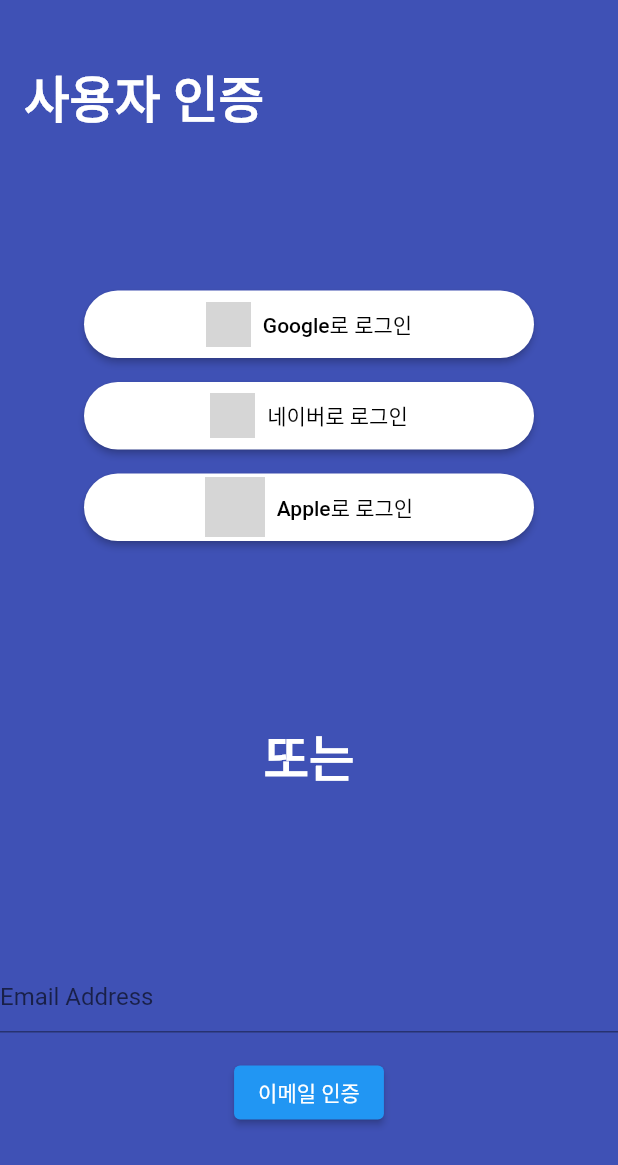
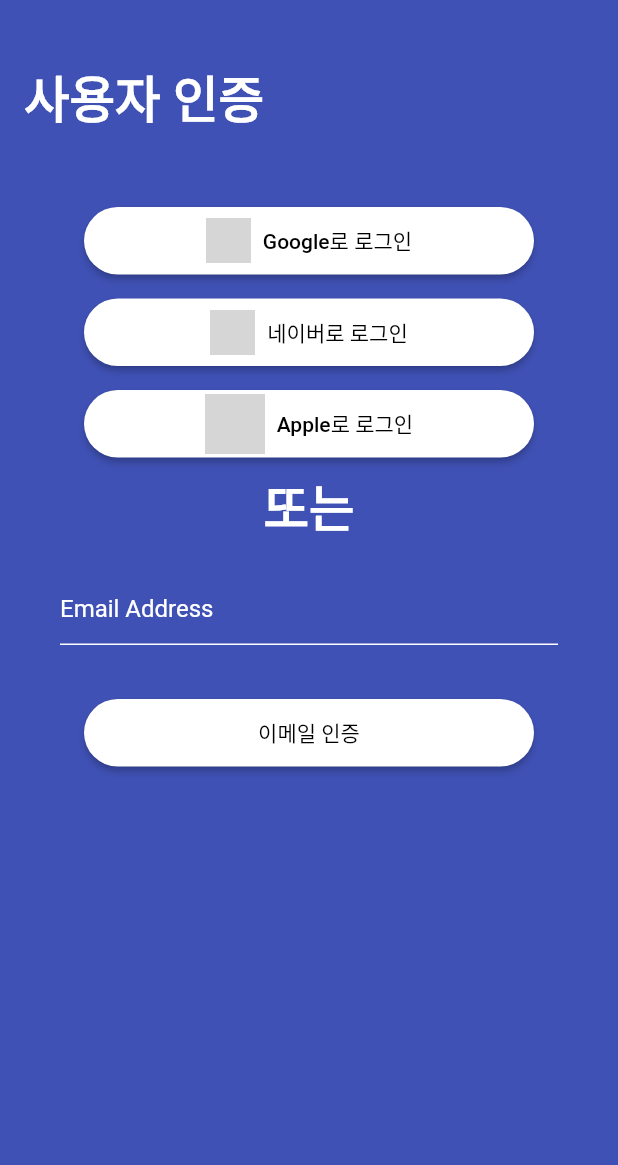
Before and after one commit to jinwoo-nam/Instapay-work, a Flutter app: the screen it shows after launch, on a phone screen of 412 x 824 dp. Shown: the top 1165 px of the screen. Run offline on Flutter 3.47's test engine with Material 2 defaults, Android fonts, the phone set to English and light mode, and no system bars; our stand-ins replace freezed_annotation; missing offline and left inert: qr_code_scanner; generated files the repository leaves out were written again; network calls fail; grey boxes are pictures that could not be loaded.

Commit message:
로그인 화면  - 로그인 화면 UI 업데이트

```diff
--- a/instapay_clone/lib/presentation/setting/components/list_widget.dart
+++ b/instapay_clone/lib/presentation/setting/components/list_widget.dart
@@ -8,9 +8,8 @@ import 'package:instapay_clone/presentation/setting/detail_page/service_terminat
 import 'package:instapay_clone/presentation/setting/detail_page/terms_of_use_screen.dart';
 
 class ListWidget extends StatelessWidget {
-  SettingListData data;
-
-  ListWidget({Key? key, required this.data}) : super(key: key);
+  final SettingListData data;
+  const ListWidget({Key? key, required this.data}) : super(key: key);
 
 
   @override
--- a/instapay_clone/lib/presentation/sign_in/sign_in_screen.dart
+++ b/instapay_clone/lib/presentation/sign_in/sign_in_screen.dart
@@ -2,13 +2,58 @@ import 'package:flutter/material.dart';
 import 'package:instapay_clone/presentation/root_page/root_view_model.dart';
 import 'package:provider/provider.dart';
 
-class SignInScreen extends StatelessWidget {
+class SignInScreen extends StatefulWidget {
   const SignInScreen({Key? key}) : super(key: key);
+
+  @override
+  State<SignInScreen> createState() => _SignInScreenState();
+}
+
+class _SignInScreenState extends State<SignInScreen> {
+  final FocusNode _focusNode = FocusNode();
+  final _scrollController = ScrollController();
+  bool isKeyboardSelected = false;
+
+  void keyboardSelectChange(bool selected) {
+    setState(() {
+      isKeyboardSelected = selected;
+      _scrollController.animateTo(_scrollController.position.maxScrollExtent,duration: Duration(microseconds: 1000), curve: Curves.easeInBack);
+    });
+  }
+
+  @override
+  void initState() {
+    super.initState();
+    Future.microtask(() {
+      _focusNode.addListener(() {
+        _focusNodeListener();
+      });
+    }
+    );
+  }
+
+  @override
+  void dispose() {
+    _focusNode.removeListener(_focusNodeListener);
+    _focusNode.dispose();
+    _scrollController.dispose();
+    super.dispose();
+  }
+
+  Future<void> _focusNodeListener() async {
+    if (_focusNode.hasFocus) {
+      keyboardSelectChange(true);
+    } else {
+      keyboardSelectChange(false);
+    }
+  }
 
   @override
   Widget build(BuildContext context) {
     final rootViewModel = context.watch<RootViewModel>();
+
     return Scaffold(
+        backgroundColor: Colors.indigo,
         appBar: AppBar(
           toolbarHeight: 130,
           centerTitle: false,
@@ -23,12 +68,12 @@ class SignInScreen extends StatelessWidget {
             ),
           ),
         ),
-      body: SafeArea(
-        child: Center(
-          child: Container(
-            color: Colors.indigo,
-            child: Column(
-              mainAxisAlignment: MainAxisAlignment.spaceAround,
+        body: InkWell(
+          onTap: (){
+            _focusNode.unfocus();
+          },
+          child: ListView(
+            controller: _scrollController,
             children: [
               Column(
                 children: [
@@ -151,6 +196,8 @@ class SignInScreen extends StatelessWidget {
                   ),
                 ],
               ),
+              Column(
+                children: [
                   Text(
                     '또는',
                     style: TextStyle(
@@ -158,29 +205,50 @@ class SignInScreen extends StatelessWidget {
                         fontWeight: FontWeight.bold,
                         fontSize: 33),
                   ),
-                Column(
-                  children: [
-                    TextField(
+                  Padding(
+                    padding: const EdgeInsets.symmetric(
+                        horizontal: 40, vertical: 20),
+                    child: TextField(
+                      focusNode: _focusNode,
                       decoration: InputDecoration(
                         hintText: 'Email Address',
+                        hintStyle: TextStyle(color: Colors.white),
+                        enabledBorder: UnderlineInputBorder(
+                          borderSide: BorderSide(color: Colors.white),
+                        ),
+                        focusedBorder: UnderlineInputBorder(
+                          borderSide: BorderSide(color: Colors.white),
+                        ),
+                      ),
                     ),
                   ),
                   Padding(
                     padding: const EdgeInsets.all(16),
+                    child: SizedBox(
+                      width: 300,
+                      height: 45,
                       child: ElevatedButton(
+                        style: ElevatedButton.styleFrom(
+                          shape: RoundedRectangleBorder(
+                            borderRadius: BorderRadius.circular(30.0),
+                          ),
+                          primary: Colors.white,
+                        ),
                         onPressed: () {
                           rootViewModel.setSignInResult(true);
                         },
-                        child: const Text('이메일 인증'),
+                        child: const Text(
+                          '이메일 인증',
+                          style: TextStyle(color: Colors.black),
+                        ),
+                      ),
                     ),
                   ),
                 ],
               ),
             ],
           ),
-          ),
-        ),
-      ),
+        )
     );
   }
 }
```
Also changed, not shown: instapay_clone/lib/presentation/setting/components/notice_list_widget.dart (added, +10 -0 lines), instapay_clone/lib/presentation/setting/detail_page/address_screen.dart (+13 -1 lines), instapay_clone/lib/presentation/setting/detail_page/notice_screen.dart (+6 -1 lines). Lines whose indentation alone changed are shown as unchanged.
